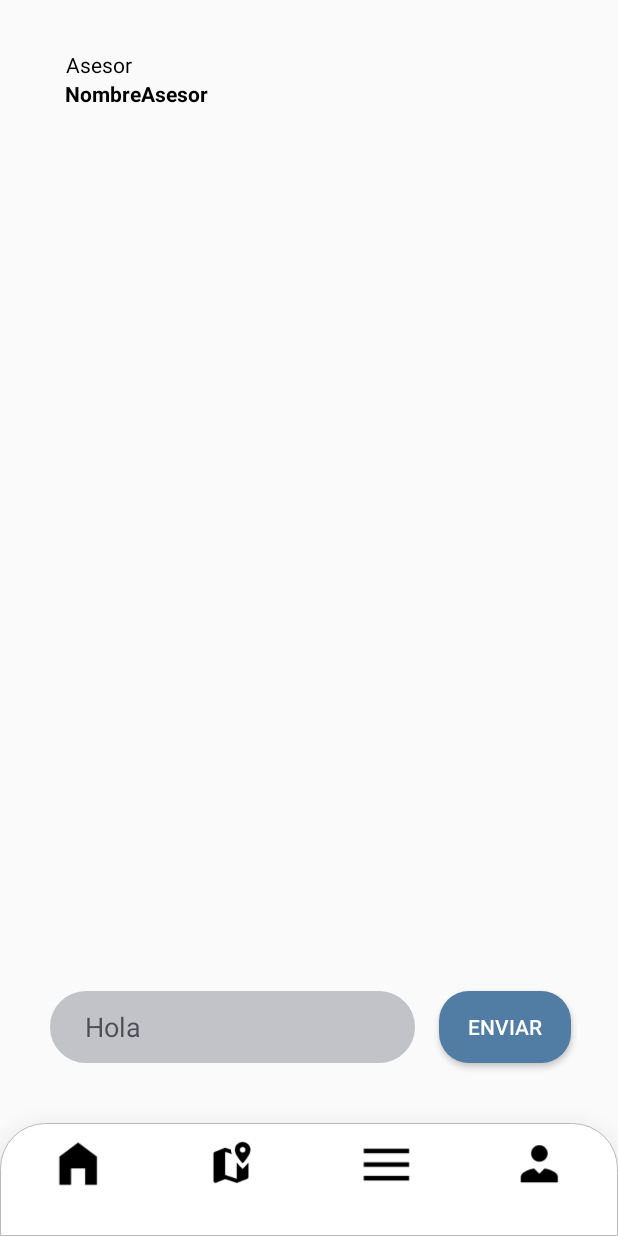
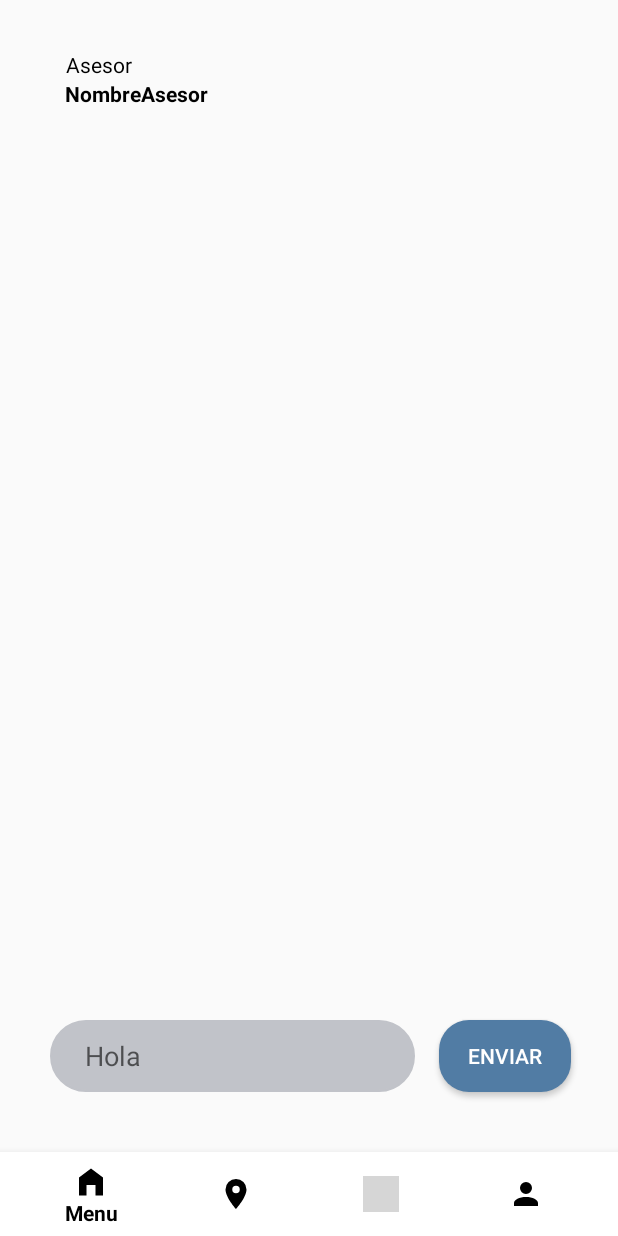
Before and after one commit to IntroCompuMovil202230/Uni-, an Android app: the ChatAyudaActivity screen opened directly, with no data from a screen before it, on a phone screen of 412 x 824 dp. Run offline under Robolectric (Android 15) with nearby library versions, the phone set to English and light mode, and no system bars; grey boxes are pictures that could not be loaded.

```diff
--- a/app/build.gradle
+++ b/app/build.gradle
@@ -25,6 +25,9 @@ android {
         sourceCompatibility JavaVersion.VERSION_1_8
         targetCompatibility JavaVersion.VERSION_1_8
     }
+    buildFeatures{
+        viewBinding true
+    }
 }
 
 dependencies {
@@ -32,8 +35,9 @@ dependencies {
     implementation 'androidx.appcompat:appcompat:1.5.0'
     implementation 'com.google.android.material:material:1.6.1'
     implementation 'androidx.constraintlayout:constraintlayout:2.1.4'
-    implementation 'com.android.car.ui:car-ui-lib:+'
+    implementation 'com.android.car.ui:car-ui-lib:2.2.1'
     testImplementation 'junit:junit:4.13.2'
     androidTestImplementation 'androidx.test.ext:junit:1.1.3'
     androidTestImplementation 'androidx.test.espresso:espresso-core:3.4.0'
+    implementation 'com.google.android.material:material:1.6.1'
 }
--- a/app/src/main/res/layout/activity_chat_ayuda.xml
+++ b/app/src/main/res/layout/activity_chat_ayuda.xml
@@ -72,44 +72,15 @@
         app:layout_constraintStart_toEndOf="@+id/editTextTextPersonName" />
 
 </androidx.constraintlayout.widget.ConstraintLayout>
-    <LinearLayout
+    <com.google.android.material.bottomnavigation.BottomNavigationView
+        android:id="@+id/bottom_navegation"
         android:layout_width="match_parent"
-        android:layout_height="0dp"
-        android:layout_weight="0.5"
-        android:background="@drawable/menu_bar_style"
-        android:elevation="30dp"
-        android:orientation="horizontal">
-
-        <ImageView
-            android:id="@+id/imageView10"
-            android:layout_width="35dp"
-            android:layout_height="35dp"
-            android:layout_marginTop="10dp"
-            android:layout_weight="1"
-            app:srcCompat="@drawable/bar_menu" />
-
-        <ImageView
-            android:id="@+id/imageView11"
-            android:layout_width="35dp"
-            android:layout_height="35dp"
-            android:layout_marginTop="10dp"
-            android:layout_weight="1"
-            app:srcCompat="@drawable/maps_bar" />
-
-        <ImageView
-            android:id="@+id/imageView12"
-            android:layout_width="35dp"
-            android:layout_height="35dp"
-            android:layout_marginTop="10dp"
-            android:layout_weight="1"
-            app:srcCompat="@drawable/list_bar" />
-
-        <ImageView
-            android:id="@+id/imageView13"
-            android:layout_width="35dp"
-            android:layout_height="35dp"
-            android:layout_marginTop="10dp"
-            android:layout_weight="1"
-            app:srcCompat="@drawable/account_bar" />
-    </LinearLayout>
+        android:layout_height="wrap_content"
+        android:elevation="8dp"
+        app:layout_constraintBottom_toBottomOf="parent"
+        app:layout_constraintEnd_toEndOf="parent"
+        app:layout_constraintStart_toStartOf="parent"
+        app:menu="@menu/bottom_navegation"
+        app:labelVisibilityMode="selected"
+        style="@style/BottomNavegation"/>
 </LinearLayout>
--- a/app/src/main/res/menu/bottom_navegation.xml
+++ b/app/src/main/res/menu/bottom_navegation.xml
@@ -1,4 +1,19 @@
 <?xml version="1.0" encoding="utf-8"?>
 <menu xmlns:android="http://schemas.android.com/apk/res/android">
-
+    <item
+        android:id="@+id/firstFragment"
+        android:icon="@drawable/home"
+        android:title="Menu" />
+    <item
+        android:id="@+id/secondFragment"
+        android:icon="@drawable/mapa"
+        android:title="Mapa"/>
+    <item
+        android:id="@+id/thirdFragment"
+        android:icon="@drawable/lista"
+        android:title="Lista"/>
+    <item
+        android:id="@+id/fourthFragment"
+        android:icon="@drawable/account"
+        android:title="Cuenta"/>
 </menu>
--- a/app/src/main/res/values/themes.xml
+++ b/app/src/main/res/values/themes.xml
@@ -1,9 +1,9 @@
 <resources xmlns:tools="http://schemas.android.com/tools">
     <!-- Base application theme. -->
-    <style name="Theme.UniPlus" parent="Theme.MaterialComponents.DayNight.DarkActionBar">
+    <style name="Theme.UniPlus" parent="Theme.MaterialComponents.DayNight.NoActionBar">
         <!-- Primary brand color. -->
-        <item name="colorPrimary">@color/purple_500</item>
-        <item name="colorPrimaryVariant">@color/purple_700</item>
+        <item name="colorPrimary">@color/black</item>
+        <item name="colorPrimaryVariant">@color/black</item>
         <item name="colorOnPrimary">@color/white</item>
         <!-- Secondary brand color. -->
         <item name="colorSecondary">@color/teal_200</item>
@@ -13,4 +13,10 @@
         <item name="android:statusBarColor" tools:targetApi="l">?attr/colorPrimaryVariant</item>
         <!-- Customize your theme here. -->
     </style>
+
+    <style name="BottomNavegation">
+        <item name="android:background">@color/white</item>
+        <item name="itemIconTint">@color/black</item>
+        <item name="itemTextColor">@color/black</item>
+    </style>
 </resources>
```
Also changed, not shown: app/src/main/java/com/example/uniplus/MenuActivity.java (+21 -11 lines), app/src/main/res/layout/activity_menu.xml (+10 -41 lines).
